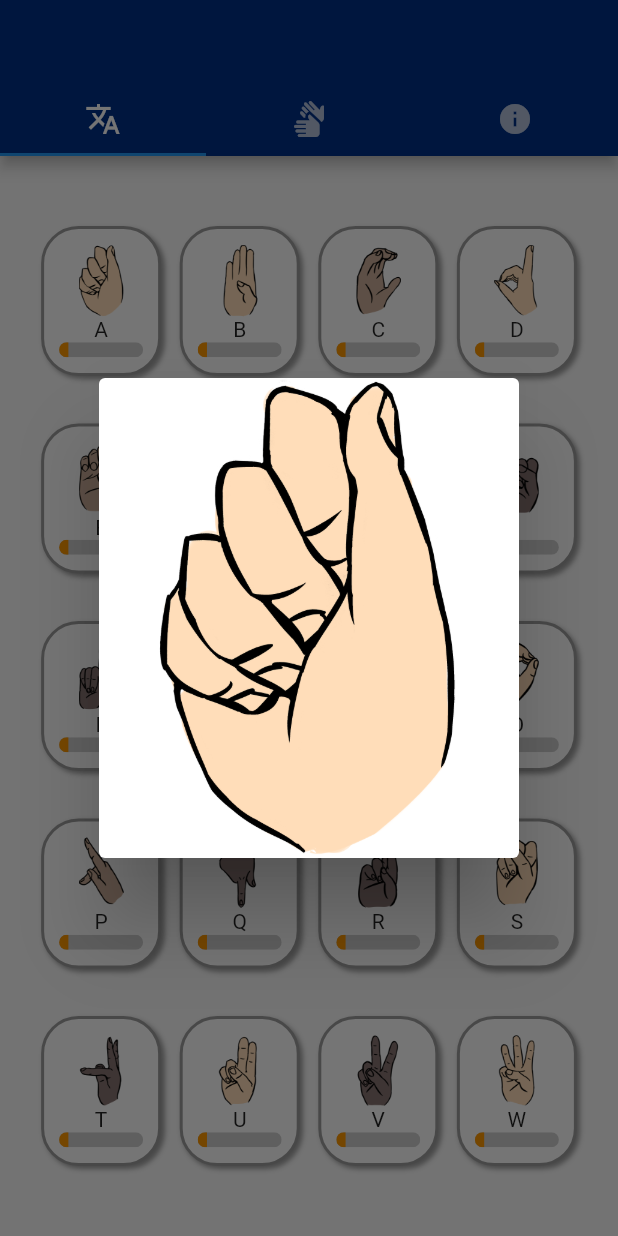
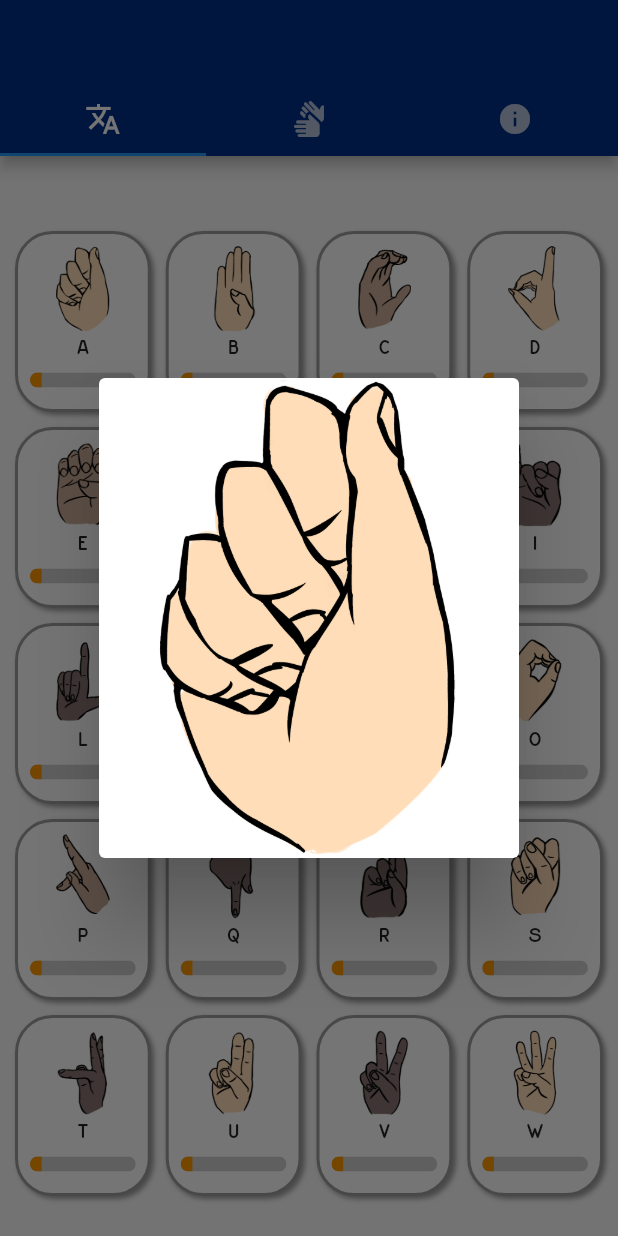
Before and after one commit to luanaccampos/libras-app, a Flutter app: the screen it shows after launch, after a tap on an icon or button, on a phone screen of 412 x 824 dp. Run offline on Flutter 3.47's test engine with Material 2 defaults, Android fonts, the phone set to English and light mode, and no system bars; our stand-ins replace image_picker.

Commit message:
new font, lesson widget

```diff
--- a/libras/lib/main.dart
+++ b/libras/lib/main.dart
@@ -9,7 +9,7 @@ void main() {
   runApp(MaterialApp(
     home: const Home(),
     theme: ThemeData(
-      primaryColor: const Color.fromRGBO(0, 48, 135, 1),
+      fontFamily: 'EspressoDolce',
     ),
   ));
 }
@@ -25,55 +25,52 @@ class _HomeState extends State<Home> {
   static const platform = MethodChannel('teste');
   String s = "libras";
   List r = [];
+  List<ExactAssetImage> images = [];
   List classes = [
-    'a',
-    'b',
-    'c',
-    'd',
-    'e',
-    'f',
-    'g',
-    'i',
-    'l',
-    'm',
-    'n',
-    'o',
-    'p',
-    'q',
-    'r',
-    's',
-    't',
-    'u',
-    'v',
-    'w',
-    'y'
+    'A',
+    'B',
+    'C',
+    'D',
+    'E',
+    'F',
+    'G',
+    'I',
+    'L',
+    'M',
+    'N',
+    'O',
+    'P',
+    'Q',
+    'R',
+    'S',
+    'T',
+    'U',
+    'V',
+    'W',
+    'Y'
   ];
-
-  Future<void> test() async {
-    try {
-      dev.log(await platform.invokeMethod('model'));
-    } on PlatformException catch (e) {
-      dev.log(e.toString());
-    }
-  }
 
   Future click() async {
     final XFile? image =
         await ImagePicker().pickImage(source: ImageSource.camera);
 
+    final stopwatch = Stopwatch()..start();
+
     int x = await platform.invokeMethod('model', image?.path);
+
+    dev.log('model executed in ${stopwatch.elapsed}');
 
     s = classes[x];
 
     setState(() {});
   }
 
-  GestureDetector card(final letra) {
+  GestureDetector teste(int index) {
     return GestureDetector(
+      onTap: () async => showDialog(
+          context: context, builder: (_) => ImageDialog(image: images[index])),
       child: Container(
-        width: 80,
-        height: 100,
-        padding: const EdgeInsets.all(10),
+        padding: const EdgeInsets.all(8),
         decoration: BoxDecoration(
           border: Border.all(color: Colors.grey, width: 2),
           borderRadius: BorderRadius.circular(25),
@@ -88,28 +85,91 @@ class _HomeState extends State<Home> {
           ],
         ),
         child: Column(
-          mainAxisAlignment: MainAxisAlignment.spaceEvenly,
           children: [
-            SizedBox(
-                width: 30,
-                height: 48,
-                child: Image.asset("assets/images/${letra}1.png")),
-            Text(letra),
-            ClipRRect(
-              borderRadius: BorderRadius.circular(8),
-              child: LinearProgressIndicator(
-                value: Random().nextDouble(),
-                minHeight: 10,
-                backgroundColor: const Color.fromRGBO(207, 207, 207, 1),
-                color: Colors.orange,
+            Flexible(
+              child: FractionallySizedBox(
+                heightFactor: 0.9,
+                child: Container(
+                  decoration: BoxDecoration(
+                    image: DecorationImage(
+                        image: images[index], fit: BoxFit.scaleDown),
+                  ),
+                ),
+              ),
+            ),
+            Padding(
+              padding: const EdgeInsets.all(4.0),
+              child: Text(classes[index], style: const TextStyle(fontSize: 15)),
+            ),
+            Padding(
+              padding: const EdgeInsets.only(top: 4),
+              child: ClipRRect(
+                borderRadius: BorderRadius.circular(8),
+                child: LinearProgressIndicator(
+                  value: Random().nextDouble(),
+                  backgroundColor: const Color.fromRGBO(207, 207, 207, 1),
+                  color: Colors.orange,
+                  minHeight: 10,
+                ),
               ),
             ),
           ],
         ),
       ),
-      onTap: () async => showDialog(
-          context: context, builder: (_) => ImageDialog(letra: letra)),
     );
+  }
+
+  Container lessonType1() {
+    return Container(
+        child: Column(
+      children: [
+        const Padding(
+          padding: EdgeInsets.all(20),
+          child: Text(
+            "Selecione a figura certa para a letra 'A': ",
+            style: TextStyle(fontSize: 25),
+          ),
+        ),
+        GridView.builder(
+            gridDelegate: const SliverGridDelegateWithFixedCrossAxisCount(
+              crossAxisCount: 2,
+              mainAxisSpacing: 10,
+              crossAxisSpacing: 10,
+            ),
+            itemCount: 4,
+            shrinkWrap: true,
+            itemBuilder: (BuildContext context, int index) {
+              return Card(
+                child: Container(
+                  decoration: BoxDecoration(
+                    image: DecorationImage(
+                        image: images[index], fit: BoxFit.scaleDown),
+                  ),
+                ),
+              );
+            }),
+      ],
+    ));
+  }
+
+  @override
+  void initState() {
+    super.initState();
+    SystemChrome.setPreferredOrientations([
+      DeviceOrientation.portraitUp,
+    ]);
+
+    for (var classe in classes) {
+      images.add(ExactAssetImage("assets/images/${classe}1.png"));
+    }
+  }
+
+  @override
+  void didChangeDependencies() {
+    for (var image in images) {
+      precacheImage(image, context, size: const Size(200, 320));
+    }
+    super.didChangeDependencies();
   }
 
   @override
@@ -136,62 +196,19 @@ class _HomeState extends State<Home> {
         ),
         body: TabBarView(
           children: [
-            Center(
-              child: Padding(
-                padding: const EdgeInsets.all(15),
-                child: Column(
-                  mainAxisAlignment: MainAxisAlignment.spaceEvenly,
-                  children: [
-                    Row(
-                      mainAxisAlignment: MainAxisAlignment.spaceEvenly,
-                      children: [
-                        card("A"),
-                        card("B"),
-                        card("C"),
-                        card("D"),
-                      ],
-                    ),
-                    Row(
-                      mainAxisAlignment: MainAxisAlignment.spaceEvenly,
-                      children: [
-                        card("E"),
-                        card("F"),
-                        card("G"),
-                        card("I"),
-                      ],
-                    ),
-                    Row(
-                      mainAxisAlignment: MainAxisAlignment.spaceEvenly,
-                      children: [
-                        card("L"),
-                        card("M"),
-                        card("N"),
-                        card("O"),
-                      ],
-                    ),
-                    Row(
-                      mainAxisAlignment: MainAxisAlignment.spaceEvenly,
-                      children: [
-                        card("P"),
-                        card("Q"),
-                        card("R"),
-                        card("S"),
-                      ],
-                    ),
-                    Row(
-                      mainAxisAlignment: MainAxisAlignment.spaceEvenly,
-                      children: [
-                        card("T"),
-                        card("U"),
-                        card("V"),
-                        card("W"),
-                      ],
-                    ),
-                  ],
+            GridView.builder(
+                gridDelegate: const SliverGridDelegateWithFixedCrossAxisCount(
+                  crossAxisCount: 4,
+                  childAspectRatio: 3 / 4,
+                  mainAxisSpacing: 10,
+                  crossAxisSpacing: 10,
                 ),
-              ),
-            ),
-            const Text("teste"),
+                padding: const EdgeInsets.fromLTRB(10, 50, 10, 0),
+                itemCount: 20,
+                itemBuilder: (BuildContext context, int index) {
+                  return teste(index);
+                }),
+            lessonType1(),
             const Text("info"),
           ],
         ),
@@ -200,9 +217,10 @@ class _HomeState extends State<Home> {
   }
 }
 
+// ignore: must_be_immutable
 class ImageDialog extends StatelessWidget {
-  String letra = "";
-  ImageDialog({super.key, required this.letra});
+  ExactAssetImage image;
+  ImageDialog({super.key, required this.image});
 
   @override
   Widget build(BuildContext context) {
@@ -211,9 +229,7 @@ class ImageDialog extends StatelessWidget {
         width: 200,
         height: 320,
         decoration: BoxDecoration(
-            image: DecorationImage(
-                image: ExactAssetImage("assets/images/${letra}1.png"),
-                fit: BoxFit.scaleDown)),
+            image: DecorationImage(image: image, fit: BoxFit.scaleDown)),
       ),
     );
   }
```
Also changed, not shown: libras/pubspec.yaml (+4 -4 lines), libras/fonts/EspressoDolce.ttf (added), 1 other file.
